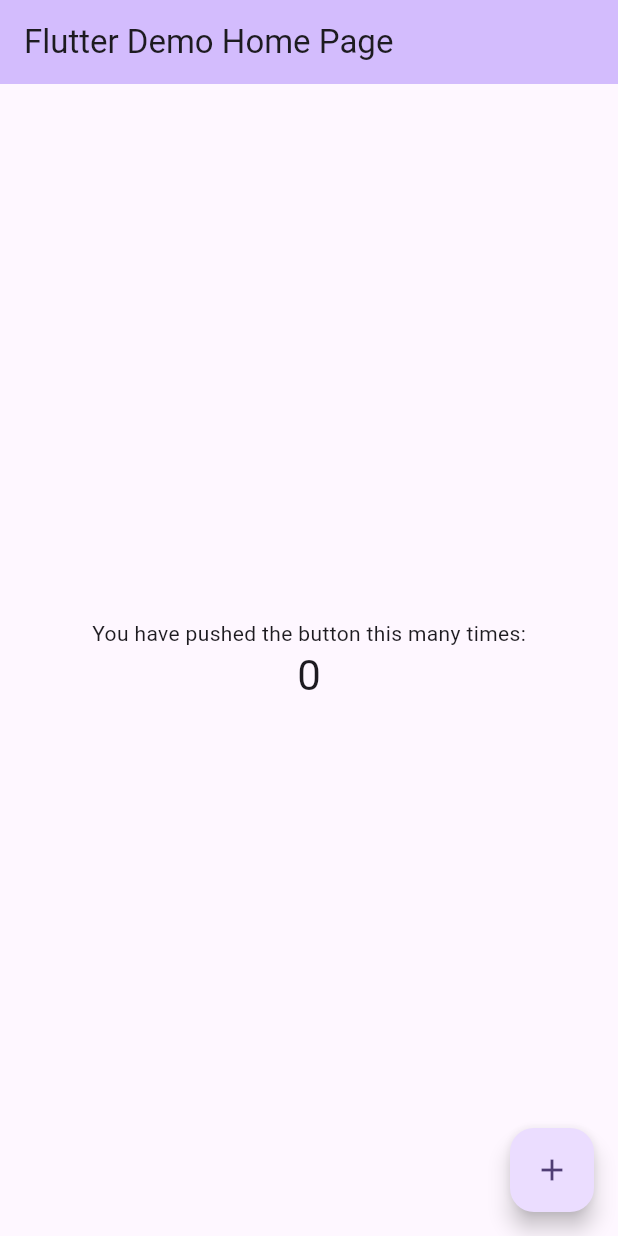
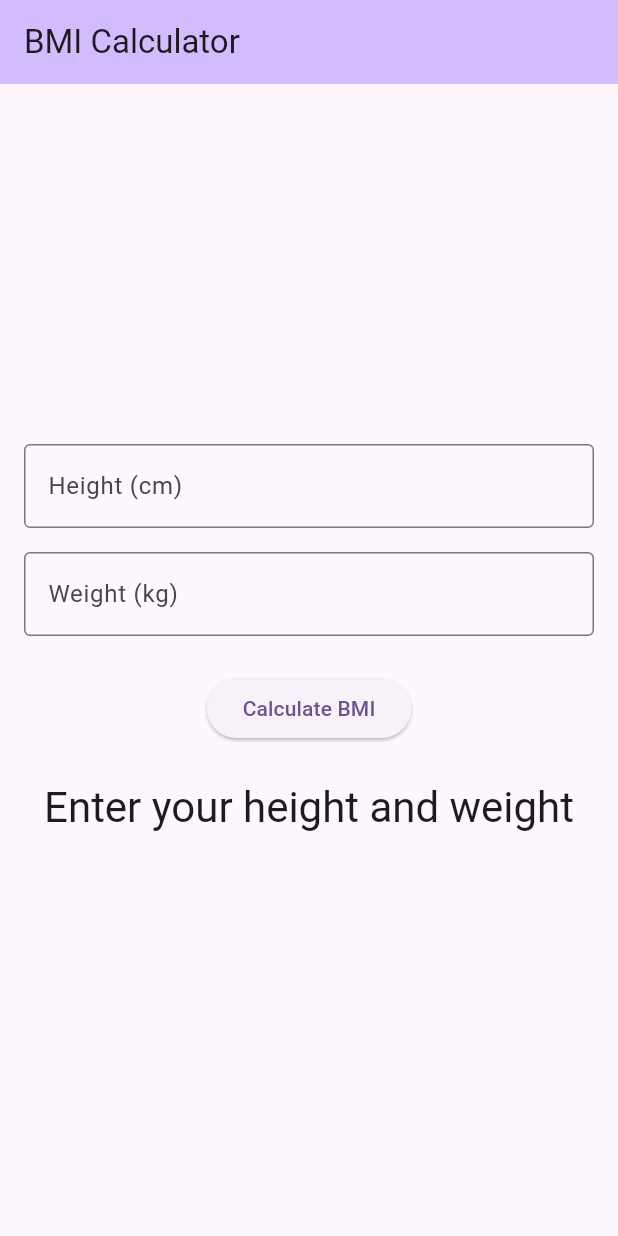
Before and after one commit to hayderr-glitch/BMI_Calculator, a Flutter app: the screen it shows after launch, on a phone screen of 412 x 824 dp. Run offline on Flutter 3.47's test engine with Material 3 defaults, Android fonts, the phone set to English and light mode, and no system bars.

Commit message:
updated the controllers

```diff
--- a/lib/main.dart
+++ b/lib/main.dart
@@ -10,11 +10,12 @@ class MyApp extends StatelessWidget {
   @override
   Widget build(BuildContext context) {
     return MaterialApp(
-      title: 'Flutter Demo',
+      title: 'BMI Calculator',
       theme: ThemeData(
         colorScheme: ColorScheme.fromSeed(seedColor: Colors.deepPurple),
+        useMaterial3: true,
       ),
-      home: const MyHomePage(title: 'Flutter Demo Home Page'),
+      home: const MyHomePage(title: 'BMI Calculator'),
     );
   }
 }
@@ -29,12 +30,49 @@ class MyHomePage extends StatefulWidget {
 }
 
 class _MyHomePageState extends State<MyHomePage> {
-  int _counter = 0;
+  final _heightController = TextEditingController();
+  final _weightController = TextEditingController();
 
-  void _incrementCounter() {
+  double? _bmi;
+  String _bmiInterpretation = '';
+
+  void _calculateBmi() {
+    final height = double.tryParse(_heightController.text);
+    final weight = double.tryParse(_weightController.text);
+
+    if (height == null || height <= 0 || weight == null || weight <= 0) {
+      setState(() {
+        _bmi = null;
+        _bmiInterpretation = 'Please enter valid height and weight.';
+      });
+      return;
+    }
+
+    // BMI formula: weight (kg) / (height (m))^2
+    // Assuming height is in cm
+    final heightInMeters = height / 100;
+    final bmi = weight / (heightInMeters * heightInMeters);
+
+    String interpretation;
+    if (bmi < 18.5) {
+      interpretation = 'Underweight';
+    } else if (bmi < 25) {
+      interpretation = 'Normal weight';
+    } else {
+      interpretation = 'Overweight';
+    }
+
     setState(() {
-      _counter++;
+      _bmi = bmi;
+      _bmiInterpretation = interpretation;
     });
+  }
+
+  @override
+  void dispose() {
+    _heightController.dispose();
+    _weightController.dispose();
+    super.dispose();
   }
 
   @override
@@ -44,23 +82,53 @@ class _MyHomePageState extends State<MyHomePage> {
         backgroundColor: Theme.of(context).colorScheme.inversePrimary,
         title: Text(widget.title),
       ),
-      body: Center(
+      body: Padding(
+        padding: const EdgeInsets.all(16.0),
         child: Column(
           mainAxisAlignment: MainAxisAlignment.center,
           children: <Widget>[
-            const Text('You have pushed the button this many times:'),
+            TextField(
+              controller: _heightController,
+              keyboardType: const TextInputType.numberWithOptions(
+                decimal: true,
+              ),
+              decoration: const InputDecoration(
+                labelText: 'Height (cm)',
+                border: OutlineInputBorder(),
+              ),
+            ),
+            const SizedBox(height: 16),
+            TextField(
+              controller: _weightController,
+              keyboardType: const TextInputType.numberWithOptions(
+                decimal: true,
+              ),
+              decoration: const InputDecoration(
+                labelText: 'Weight (kg)',
+                border: OutlineInputBorder(),
+              ),
+            ),
+            const SizedBox(height: 24),
+            ElevatedButton(
+              onPressed: _calculateBmi,
+              child: const Text('Calculate BMI'),
+            ),
+            const SizedBox(height: 24),
             Text(
-              '$_counter',
+              _bmi == null
+                  ? 'Enter your height and weight'
+                  : 'Your BMI is ${_bmi!.toStringAsFixed(2)}',
               style: Theme.of(context).textTheme.headlineMedium,
+              textAlign: TextAlign.center,
+            ),
+            Text(
+              _bmiInterpretation,
+              style: Theme.of(context).textTheme.titleLarge,
+              textAlign: TextAlign.center,
             ),
           ],
         ),
       ),
-      floatingActionButton: FloatingActionButton(
-        onPressed: _incrementCounter,
-        tooltip: 'Increment',
-        child: const Icon(Icons.add),
-      ),
     );
   }
 }
```
